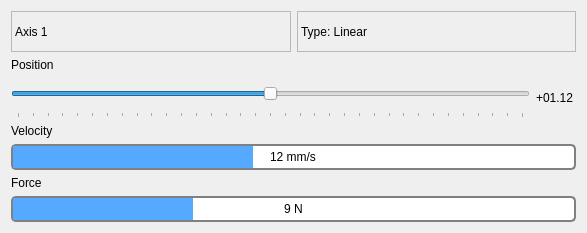
Above: src/axis_widget.ui from gianmaria/smarter-gui-demo before the change. Below: the same form after it.
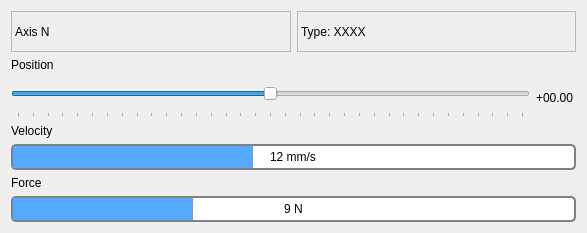
That is the form after the change.

```diff
--- a/src/axis_widget.ui
+++ b/src/axis_widget.ui
@@ -34,7 +34,7 @@
         <number>0</number>
        </property>
        <property name="text">
-        <string>Axis 1</string>
+        <string>Axis N</string>
        </property>
        <property name="textFormat">
         <enum>Qt::PlainText</enum>
@@ -59,7 +59,7 @@
         <number>0</number>
        </property>
        <property name="text">
-        <string>Type: Linear</string>
+        <string>Type: XXXX</string>
        </property>
        <property name="textFormat">
         <enum>Qt::PlainText</enum>
@@ -137,7 +137,7 @@
           </size>
          </property>
          <property name="text">
-          <string>+01.12</string>
+          <string>+00.00</string>
          </property>
         </widget>
        </item>
```
Left out of the diff: 6 changed lines with no effect on the pictures.
